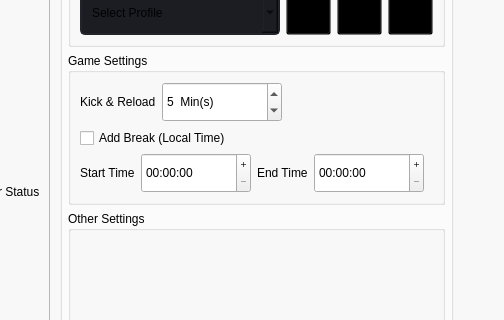
The window that gui/ui_files/instance_page.ui (evsahal/TaskEX) describes before a commit, drawn with Qt 5; both pictures show x 426 to 930 and y 165 to 485 of the 1143 by 836 pixel window.
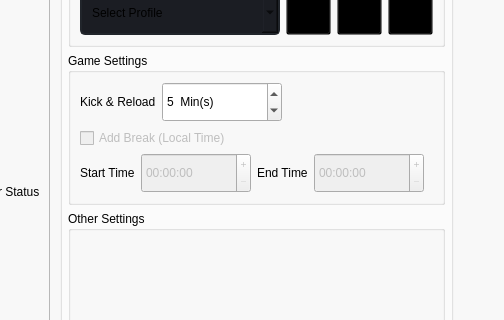
The same window after the commit. Icons and pictures are not drawn.

Commit message: Home page done

Diff of the .ui file:
```diff
--- a/gui/ui_files/instance_page.ui
+++ b/gui/ui_files/instance_page.ui
@@ -1322,6 +1322,9 @@
                                </property>
                                <item>
                                 <widget class="QCheckBox" name="add_break_checkbox___">
+                                 <property name="enabled">
+                                  <bool>false</bool>
+                                 </property>
                                  <property name="text">
                                   <string>Add Break (Local Time)</string>
                                  </property>
@@ -1353,6 +1356,9 @@
                                </property>
                                <item row="1" column="3">
                                 <widget class="QTimeEdit" name="break_end_time___">
+                                 <property name="enabled">
+                                  <bool>false</bool>
+                                 </property>
                                  <property name="minimumSize">
                                   <size>
                                    <width>110</width>
@@ -1366,6 +1372,9 @@
                                </item>
                                <item row="1" column="1">
                                 <widget class="QTimeEdit" name="break_start_time___">
+                                 <property name="enabled">
+                                  <bool>false</bool>
+                                 </property>
                                  <property name="minimumSize">
                                   <size>
                                    <width>110</width>
```
Left out of the diff: 3 changed lines with no effect on the pictures. The commit also changes 3 other files.
